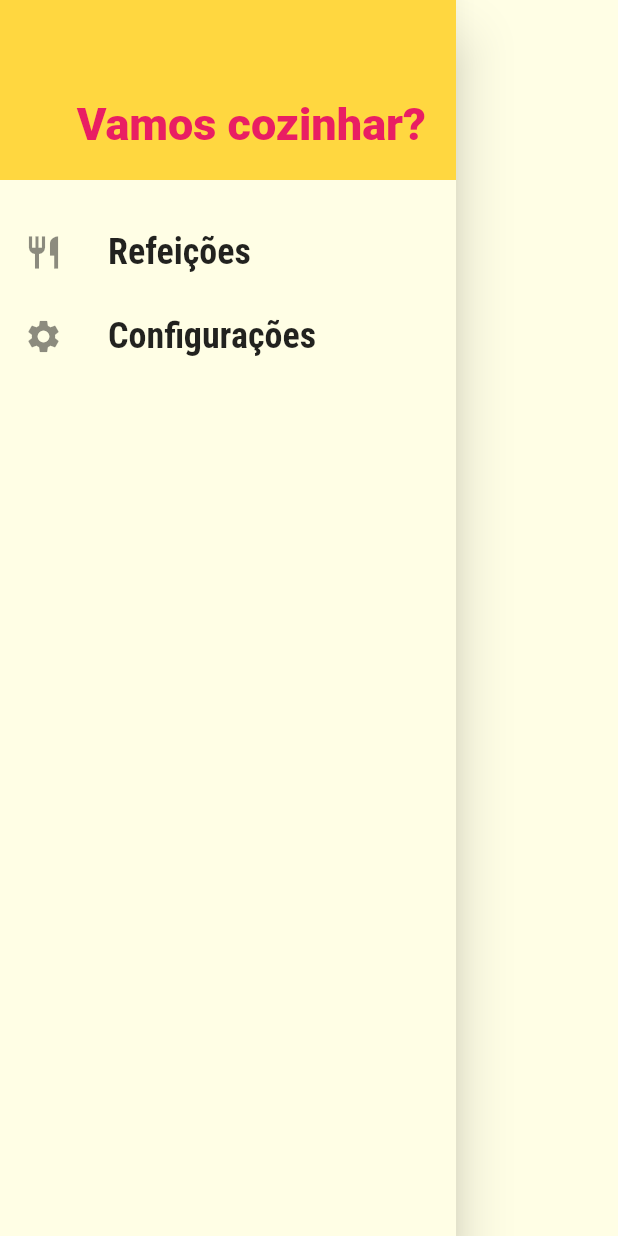
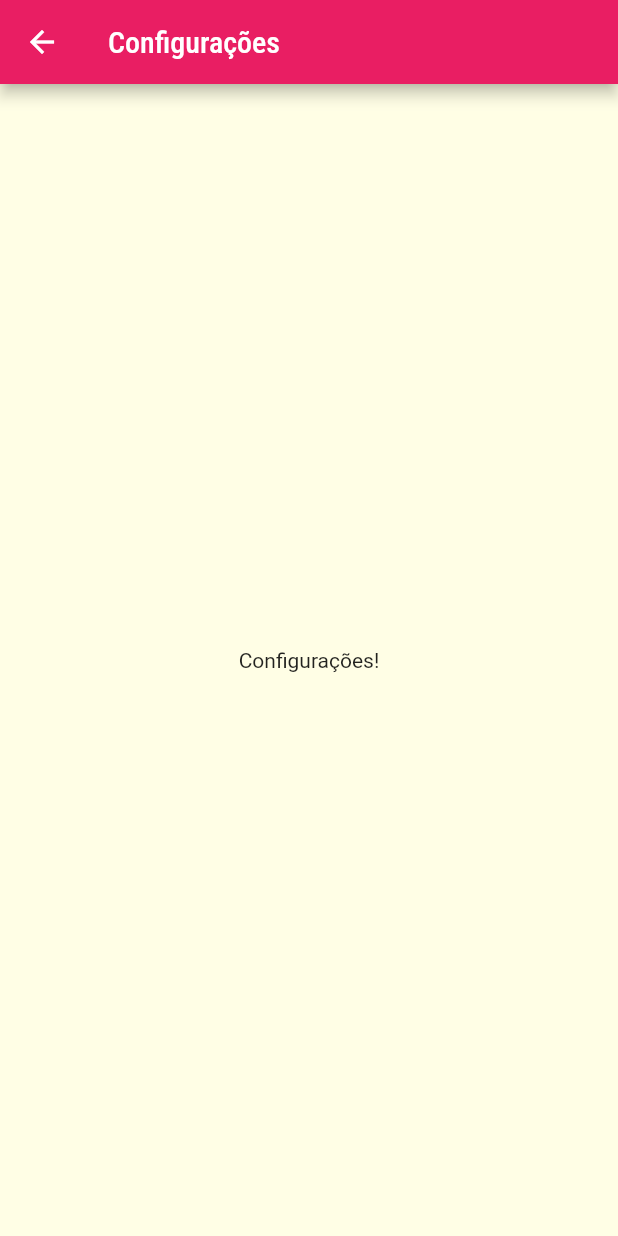
Before and after one commit to elton-costa/meals, a Flutter app: the MainDrawer widget shown alone on an empty page, opened directly, after a tap on "Configurações", on a phone screen of 412 x 824 dp. Run offline on Flutter 3.47's test engine with Material 2 defaults, Android fonts, the phone set to English and light mode, and no system bars; network calls fail.

Commit message:
Add links in drawer

```diff
--- a/lib/components/main_drawer.dart
+++ b/lib/components/main_drawer.dart
@@ -1,7 +1,8 @@
 import 'package:flutter/material.dart';
+import '../utils/app_routes.dart';
 
 class MainDrawer extends StatelessWidget {
-  Widget _createItem(IconData icon, String label) {
+  Widget _createItem(IconData icon, String label, Function() onTap) {
     return ListTile(
       leading: Icon(
         icon,
@@ -15,7 +16,7 @@
           fontWeight: FontWeight.bold,
         ),
       ),
-      onTap: () {},
+      onTap: onTap,
     );
   }
 
@@ -40,8 +41,16 @@
             ),
           ),
           SizedBox(height: 20),
-          _createItem(Icons.restaurant, 'Refeições'),
-          _createItem(Icons.settings, 'Configurações'),
+          _createItem(
+            Icons.restaurant,
+            'Refeições',
+            () => Navigator.of(context).pushNamed(AppRoutes.HOME),
+          ),
+          _createItem(
+            Icons.settings,
+            'Configurações',
+            () => Navigator.of(context).pushNamed(AppRoutes.SETTINGS),
+          ),
         ],
       ),
     );
--- a/lib/main.dart
+++ b/lib/main.dart
@@ -1,8 +1,8 @@
 import 'package:flutter/material.dart';
-import 'screens/categories_screen.dart';
 import 'screens/categories_meals_screen.dart';
 import 'screens/tabs_screen.dart';
 import 'screens/meal_detail_screen.dart';
+import 'screens/settings_screen.dart';
 import 'utils/app_routes.dart';
 
 void main() => runApp(MyApp());
@@ -30,6 +30,7 @@
         AppRoutes.HOME: (ctx) => TabScreen(),
         AppRoutes.CATEGORIES_MEALS: (ctx) => CategoriesMealsScreen(),
         AppRoutes.MEAL_DETAIL: (ctx) => MealDetailScreen(),
+        AppRoutes.SETTINGS: (ctx) => SettingsScreen(),
       },
     );
   }
--- /dev/null
+++ b/lib/screens/settings_screen.dart
@@ -0,0 +1,15 @@
+import 'package:flutter/material.dart';
+
+class SettingsScreen extends StatelessWidget {
+  @override
+  Widget build(BuildContext context) {
+    return Scaffold(
+      appBar: AppBar(
+        title: Text('Configurações'),
+      ),
+      body: Center(
+        child: Text('Configurações!'),
+      ),
+    );
+  }
+}
--- a/lib/utils/app_routes.dart
+++ b/lib/utils/app_routes.dart
@@ -2,4 +2,5 @@
   static const HOME = '/';
   static const CATEGORIES_MEALS = '/categories-meals';
   static const MEAL_DETAIL = '/meal-detail';
+  static const SETTINGS = '/settings';
 }
```
